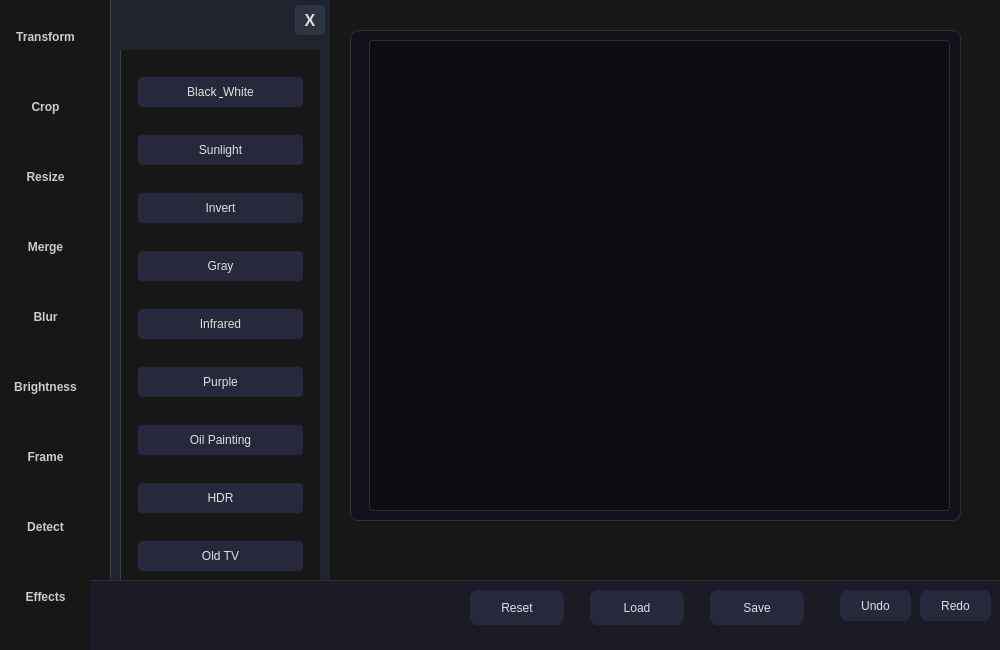
Old version of the form mainwindow.ui in the repository Abdelhamid-El-rashidy/RGBit.
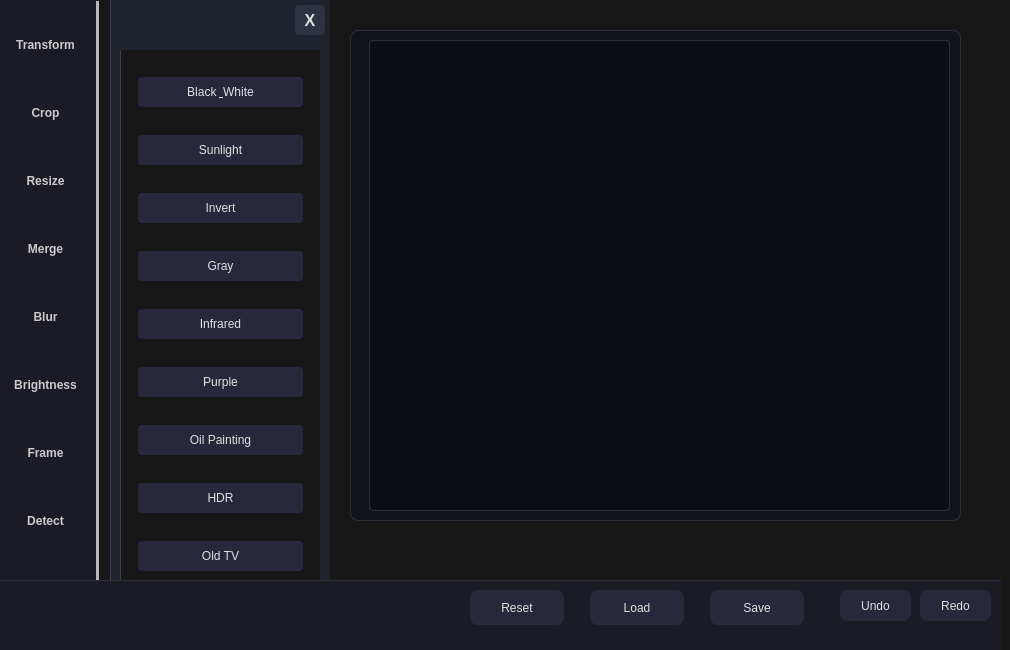
New version of the form.

Commit message: Fix main bar

```diff
--- a/mainwindow.ui
+++ b/mainwindow.ui
@@ -6,7 +6,7 @@
    <rect>
     <x>0</x>
     <y>0</y>
-    <width>1000</width>
+    <width>1010</width>
     <height>650</height>
    </rect>
   </property>
@@ -17,7 +17,7 @@
    <string notr="true">
     QMainWindow {
     background-color: #120017;
-    color: #e0e0e0;
+    color: #e0eee0;
     font-family: &quot;Segoe UI&quot;;
     }
    </string>
@@ -31,7 +31,7 @@
      <rect>
       <x>0</x>
       <y>0</y>
-      <width>91</width>
+      <width>100</width>
       <height>651</height>
      </rect>
     </property>
@@ -62,15 +62,50 @@
       border-left: 3px solid #00BCD4; /* Maintain accent line */
       }</string>
     </property>
-    <widget class="QWidget" name="verticalLayoutWidget_2">
+    <property name="frameShape">
+     <enum>QFrame::Shape::Box</enum>
+    </property>
+    <property name="frameShadow">
+     <enum>QFrame::Shadow::Raised</enum>
+    </property>
+    <property name="lineWidth">
+     <number>1</number>
+    </property>
+    <property name="midLineWidth">
+     <number>3</number>
+    </property>
+    <widget class="QFrame" name="verticalFrame_2">
      <property name="geometry">
       <rect>
-       <x>0</x>
+       <x>-5</x>
        <y>-10</y>
-       <width>91</width>
+       <width>101</width>
        <height>661</height>
       </rect>
      </property>
+     <property name="styleSheet">
+      <string notr="true">
+      QFrame {
+      background-color: #1b1b25;
+      border-top: 1px solid #2c2f3a;
+      }
+      QPushButton {
+      background-color: #2b2b3a;
+      color: #e0e0e0;
+      border-radius: 6px;
+      padding: 6px 12px;
+      }
+      QPushButton:hover {
+      background-color: #3a3a4a;
+      border: 1px solid #4c82ff;
+      color: #4c82ff;
+      }
+      QPushButton:pressed {
+      background-color: #3a6ee8;
+      color: white;
+      }
+     </string>
+     </property>
      <layout class="QVBoxLayout" name="verticalLayout_2">
       <item>
        <widget class="QPushButton" name="TransformBtn">
@@ -1288,10 +1323,10 @@
      </property>
     </widget>
    </widget>
+   <zorder>mainbar</zorder>
    <zorder>sidebar</zorder>
    <zorder>Bottombar</zorder>
    <zorder>Displayer</zorder>
-   <zorder>mainbar</zorder>
   </widget>
  </widget>
  <resources/>
```
